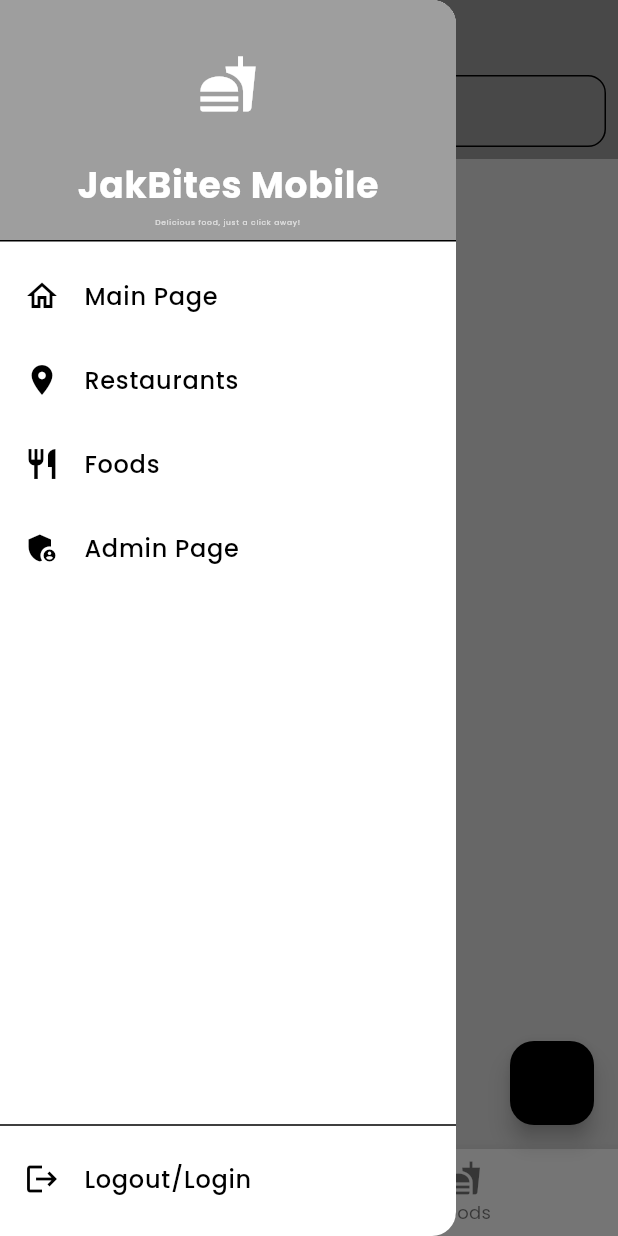
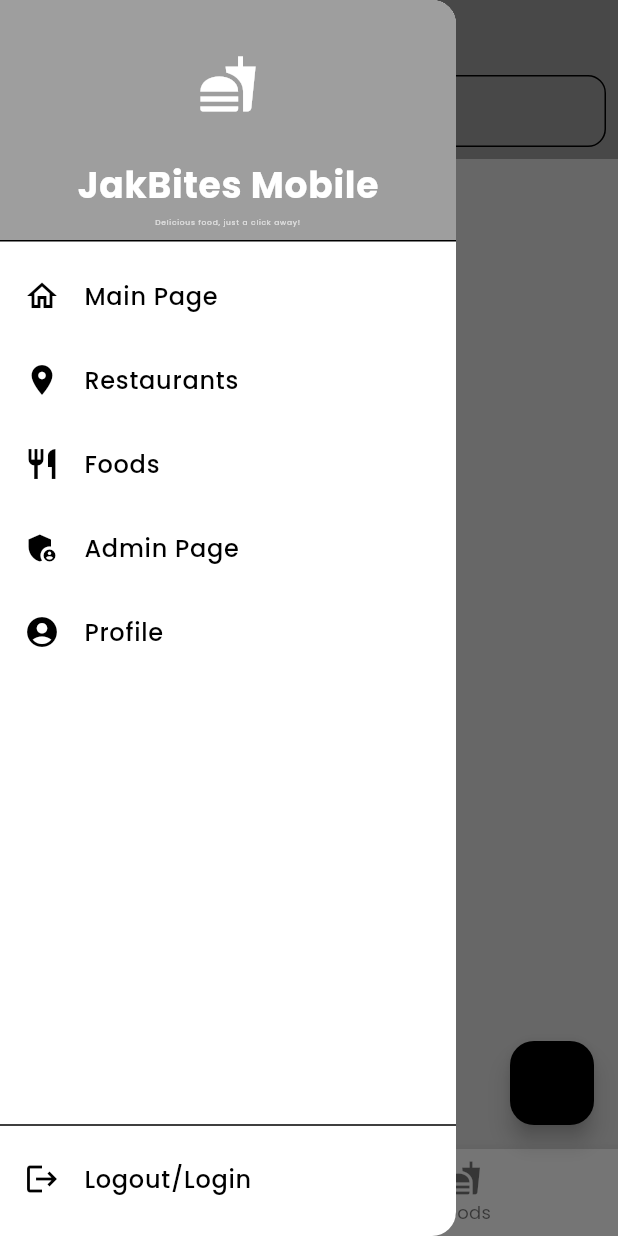
Before and after one commit to PBP-11/jakbites-mobile, a Flutter app: the AdminPage screen opened directly, with the side drawer open, on a phone screen of 412 x 824 dp. Run offline on Flutter 3.47's test engine with Material 3 defaults, Android fonts, the phone set to English and light mode, and no system bars; our stand-ins replace flutter_svg, google_fonts; missing offline and left inert: pbp_django_auth.

Commit message:
Integrating and reading data from django to flutter

```diff
--- a/lib/admin/admin_page.dart
+++ b/lib/admin/admin_page.dart
@@ -32,7 +32,7 @@ class _AdminPageState extends State<AdminPage> {
     if (_currentIndex == 0) {
       // Fetch Restaurants
       final response = await request.get(
-          'https://william-matthew31-jakbites.pbp.cs.ui.ac.id/get_restaurants_flutter/');
+          'http://localhost:8000/get_restaurants_flutter/');
       setState(() {
         restaurants = restaurantFromJson(jsonEncode(response));
       });
@@ -94,7 +94,7 @@ class _AdminPageState extends State<AdminPage> {
     if (_currentIndex == 0) {
       // Delete Restaurant
       final response = await request.postJson(
-        'https://william-matthew31-jakbites.pbp.cs.ui.ac.id/delete_restaurant_flutter/',
+        'http://localhost:8000/delete_restaurant_flutter/',
         jsonEncode({"id": id}),
       );
       if (response['status'] == 'success') {
--- a/lib/admin/restaurant_form.dart
+++ b/lib/admin/restaurant_form.dart
@@ -117,7 +117,7 @@ class _RestaurantFormPageState extends State<RestaurantFormPage> {
                           if (isEdit) {
                             // Edit existing restaurant
                             final response = await request.postJson(
-                              "https://william-matthew31-jakbites.pbp.cs.ui.ac.id/edit_restaurant_flutter/",
+                              "http://localhost:8000/edit_restaurant_flutter/",
                               jsonEncode({
                                 "id": widget.restaurant!.pk,
                                 "name": _name,
@@ -143,7 +143,7 @@ class _RestaurantFormPageState extends State<RestaurantFormPage> {
                           } else {
                             // Add new restaurant
                             final response = await request.postJson(
-                              "https://william-matthew31-jakbites.pbp.cs.ui.ac.id/create_restaurant_flutter/",
+                              "http://localhost:8000/create_restaurant_flutter/",
                               jsonEncode({
                                 "name": _name,
                                 "location": _location,
--- a/lib/authentication/login.dart
+++ b/lib/authentication/login.dart
@@ -104,7 +104,7 @@ class _LoginPageState extends State<LoginPage> {
                       String password = _passwordController.text;
 
                       final response = await request.login(
-                          "https://william-matthew31-jakbites.pbp.cs.ui.ac.id/authentication/login_flutter/", {
+                          "http://localhost:8000/authentication/login_flutter/", { // ganti url
                         'username': username,
                         'password': password,
                       });
--- a/lib/authentication/register.dart
+++ b/lib/authentication/register.dart
@@ -154,7 +154,7 @@ class _RegisterPageState extends State<RegisterPage> {
                       String password2 = _confirmPasswordController.text;
 
                       final response = await request.postJson(
-                          "https://william-matthew31-jakbites.pbp.cs.ui.ac.id/authentication/register_flutter",
+                          "http://localhost:8000/authentication/register_flutter",
                           jsonEncode({
                             "username": username,
                             "email" : email,
--- /dev/null
+++ b/lib/models/profile_model.dart
@@ -0,0 +1,77 @@
+// lib/models/profile.dart
+import 'dart:convert';
+import 'package:http/http.dart' as http;
+
+class Profile {
+  String username;
+  String? profilePicture;
+  String description;
+  List<Restaurant> favoriteRestaurants;
+  List<Food> favoriteFoods;
+
+  Profile({
+    required this.username,
+    this.profilePicture,
+    required this.description,
+    required this.favoriteRestaurants,
+    required this.favoriteFoods,
+  });
+
+  factory Profile.fromJson(Map<String, dynamic> json) {
+    var restaurantsJson = json['favorite_restaurants'] as List;
+    var foodsJson = json['favorite_foods'] as List;
+
+    return Profile(
+      username: json['username'],
+      profilePicture: json['profile_picture'],
+      description: json['description'],
+      favoriteRestaurants: restaurantsJson.map((i) => Restaurant.fromJson(i)).toList(),
+      favoriteFoods: foodsJson.map((i) => Food.fromJson(i)).toList(),
+    );
+  }
+}
+
+class Restaurant {
+  int id;
+  String name;
+  String location;
+
+  Restaurant({required this.id, required this.name, required this.location});
+
+  factory Restaurant.fromJson(Map<String, dynamic> json) {
+    return Restaurant(
+      id: json['id'],
+      name: json['name'],
+      location: json['location'],
+    );
+  }
+}
+
+class Food {
+  int id;
+  String name;
+  String category;
+  int price;
+
+  Food({required this.id, required this.name, required this.category, required this.price});
+
+  factory Food.fromJson(Map<String, dynamic> json) {
+    return Food(
+      id: json['id'],
+      name: json['name'],
+      category: json['category'],
+      price: json['price'],
+    );
+  }
+}
+
+// Fungsi untuk mengambil data profile dari API
+Future<Profile?> fetchProfileData() async {
+  final response = await http.get(Uri.parse('http://localhost:8000/user/get_client_data/'));
+
+  if (response.statusCode == 200) {
+    return Profile.fromJson(json.decode(response.body)['data']);
+  } else {
+    throw Exception('Failed to load profile data');
+  }
+}
--- a/lib/restaurant/restaurant_detail.dart
+++ b/lib/restaurant/restaurant_detail.dart
@@ -18,7 +18,7 @@ class RestaurantPageDetail extends StatefulWidget {
 class _RestaurantPageDetailState extends State<RestaurantPageDetail> {
   double avg_rating = 0.0;
   Future<List<ReviewRestaurant>> fetchReviewRestaurant(CookieRequest request) async {
-    final response = await request.get('https://william-matthew31-jakbites.pbp.cs.ui.ac.id/json_review_restaurant/');
+    final response = await request.get('http://loaclhost:8000/json_review_restaurant/');
 
     // Melakukan decode response menjadi bentuk json
     var data = response;
--- a/lib/restaurant/restaurant_list.dart
+++ b/lib/restaurant/restaurant_list.dart
@@ -16,7 +16,7 @@ class RestaurantPage extends StatefulWidget {
 class _RestaurantPageState extends State<RestaurantPage> {
   Future<List<Restaurant>> fetchRestaurant(CookieRequest request) async {
 
-    final response = await request.get('https://william-matthew31-jakbites.pbp.cs.ui.ac.id/json_restaurant/');
+    final response = await request.get('http://localhost:8000/json_restaurant/');
 
     // Melakukan decode response menjadi bentuk json
     var data = response;
--- a/lib/widgets/left_drawer.dart
+++ b/lib/widgets/left_drawer.dart
@@ -4,6 +4,7 @@ import 'package:jakbites_mobile/authentication/login.dart';
 import 'package:jakbites_mobile/admin/restaurant_form.dart';
 import 'package:jakbites_mobile/main/menu.dart';
 import 'package:jakbites_mobile/restaurant/restaurant_list.dart';
+import 'package:jakbites_mobile/user/profile.dart';
 // import 'package:jakbites_mobile/list_ProductEntry.dart';
 // import 'package:jakbites_mobile/food_resto.dart'; // Import Food Resto screen
 // import 'package:jakbites_mobile/auth/login.dart'; // Import Login screen
@@ -106,6 +107,17 @@ class LeftDrawer extends StatelessWidget {
                   );
                   },
                 ),
+                _buildDrawerItem(
+                  context,
+                  icon: Icons.account_circle,
+                  title: 'Profile',
+                  onTap: () {
+                    Navigator.push(
+                      context,
+                      MaterialPageRoute(builder: (context) =>const ProfilePage()),
+                    );
+                  },
+                ),
               ],
             ),
           ),
```
Also changed, not shown: lib/user/profile.dart (added, +82 -0 lines).
